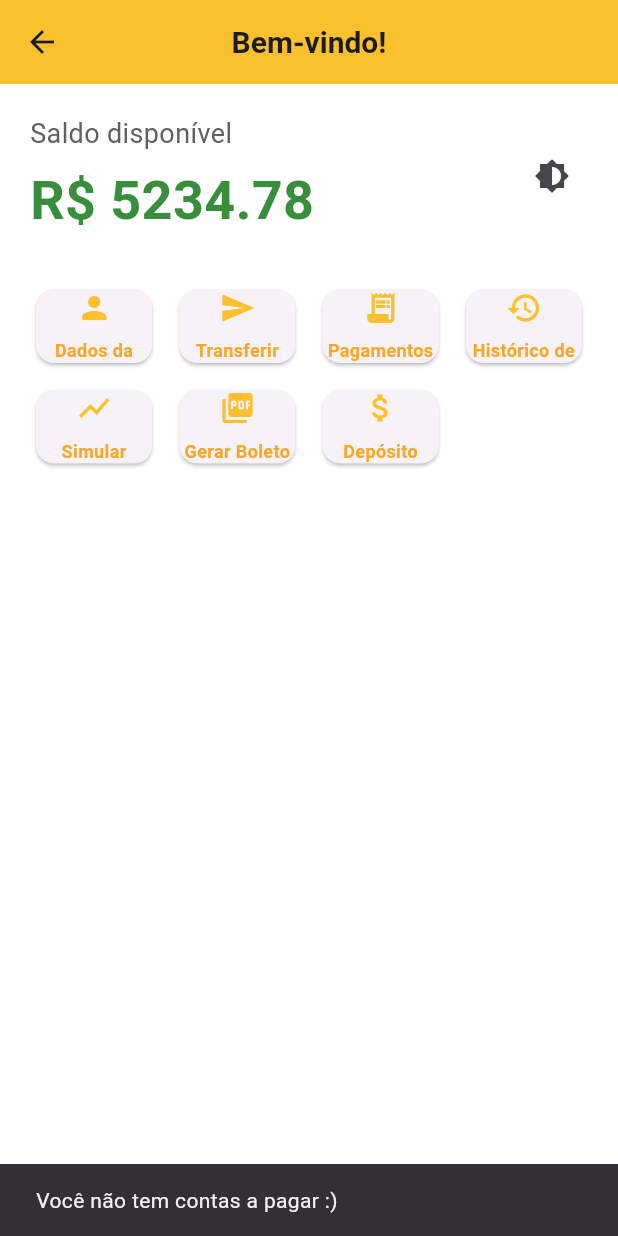
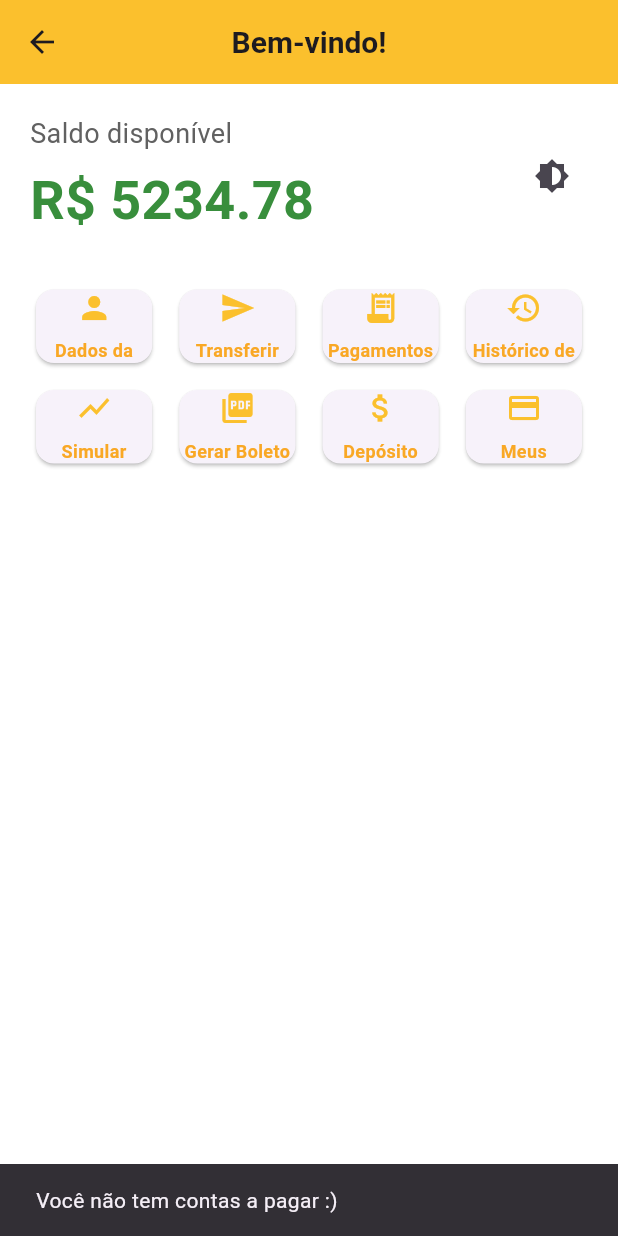
Before and after one commit to Rick-5/PROJETOS-GERAIS, a Flutter app: the WelcomePage screen opened directly, after a tap on "Pagamentos", on a phone screen of 412 x 824 dp. Run offline on Flutter 3.47's test engine with Material 3 defaults, Android fonts, the phone set to English and light mode, and no system bars; our stand-ins replace barcode_widget, google_fonts.

Commit message:
nova opção de cartões e ajuste no saldo

```diff
--- a/protótipo de banco em flutter/lib/globals.dart
+++ b/protótipo de banco em flutter/lib/globals.dart
@@ -2,6 +2,6 @@ import 'package:flutter/material.dart';
 import 'models/transacaopage.dart';
 
 // Variáveis globais
-ValueNotifier<double> saldoUsuario = ValueNotifier(10000.00);
+ValueNotifier<double> saldoUsuario = ValueNotifier(5234.78);
 ValueNotifier<ThemeMode> temaAtual = ValueNotifier(ThemeMode.system);
 ValueNotifier<List<Transacao>> historicoTransacoes = ValueNotifier([]);
--- a/protótipo de banco em flutter/lib/screens/deposito.dart
+++ b/protótipo de banco em flutter/lib/screens/deposito.dart
@@ -1,5 +1,5 @@
 import 'package:flutter/material.dart';
-import '../globals.dart';
+import '../globals.dart'; // saldoUsuario e historicoTransacoes
 import '../models/transacaopage.dart';
 
 class DepositoPage extends StatefulWidget {
@@ -15,8 +15,10 @@ class _DepositoPageState extends State<DepositoPage> {
     final valor = double.tryParse(valorTexto);
 
     if (valor != null && valor > 0) {
+      // Atualiza saldo com o valor do depósito
       saldoUsuario.value += valor;
 
+      // Atualiza histórico de transações
       historicoTransacoes.value = [
         ...historicoTransacoes.value,
         Transacao(
@@ -31,7 +33,7 @@ class _DepositoPageState extends State<DepositoPage> {
         SnackBar(content: Text('Depósito de R\$ ${valor.toStringAsFixed(2)} realizado com sucesso!')),
       );
 
-      Navigator.pop(context);
+      Navigator.pop(context); // Volta para a tela anterior
     } else {
       ScaffoldMessenger.of(context).showSnackBar(
         SnackBar(content: Text('Insira um valor válido!')),
--- a/protótipo de banco em flutter/lib/screens/transferpage.dart
+++ b/protótipo de banco em flutter/lib/screens/transferpage.dart
@@ -25,8 +25,10 @@ class _TransferPageState extends State<TransferPage> {
       return;
     }
 
-    // Atualiza saldo e histórico
+    // Atualiza o saldo
     saldoUsuario.value -= valor;
+
+    // Adiciona a transferência ao histórico
     historicoTransacoes.value = [
       ...historicoTransacoes.value,
       Transacao(
--- a/protótipo de banco em flutter/lib/screens/welcomepage.dart
+++ b/protótipo de banco em flutter/lib/screens/welcomepage.dart
@@ -1,4 +1,5 @@
 import 'package:flutter/material.dart';
+import 'package:ela_me_olha_e_ve_um_bancuuuu/screens/cartoes.dart';
 import 'account_infopage.dart';
 import 'transferpage.dart';
 import 'historicpage.dart';
@@ -8,8 +9,6 @@ import 'boletopage.dart';
 import '../globals.dart';
 
 class WelcomePage extends StatelessWidget {
-  final double saldo = 5234.78; // Simulação de valor de saldo
-
   final List<Map<String, dynamic>> opcoes = [
     {'icon': Icons.person, 'title': 'Dados da Conta'},
     {'icon': Icons.send, 'title': 'Transferir'},
@@ -18,6 +17,7 @@ class WelcomePage extends StatelessWidget {
     {'icon': Icons.show_chart, 'title': 'Simular Investimento'},
     {'icon': Icons.picture_as_pdf, 'title': 'Gerar Boleto'},
     {'icon': Icons.attach_money, 'title': 'Depósito'},
+    {'icon': Icons.credit_card, 'title': 'Meus Cartões'},
   ];
 
   void _handleOptionTap(BuildContext context, int index) {
@@ -44,6 +44,9 @@ class WelcomePage extends StatelessWidget {
         break;
       case 6:
         Navigator.push(context, MaterialPageRoute(builder: (_) => DepositoPage()));
+        break;
+      case 7:
+        Navigator.push(context, MaterialPageRoute(builder: (_) => CartoesPage()));
         break;
     }
   }
@@ -75,13 +78,19 @@ class WelcomePage extends StatelessWidget {
                       ),
                     ),
                     SizedBox(height: 6),
-                    Text(
+                    // Usando ValueListenableBuilder para atualizar o saldo dinamicamente
+                    ValueListenableBuilder<double>(
+                      valueListenable: saldoUsuario,
+                      builder: (context, saldo, child) {
+                        return Text(
                           'R\$ ${saldo.toStringAsFixed(2)}',
                           style: TextStyle(
                             fontSize: 36,
                             fontWeight: FontWeight.bold,
                             color: Colors.green[700],
                           ),
+                        );
+                      },
                     ),
                   ],
                 ),
@@ -96,7 +105,6 @@ class WelcomePage extends StatelessWidget {
                 ),
               ],
             ),
-
             SizedBox(height: 30),
 
             // Grade de opções
--- a/protótipo de banco em flutter/pubspec.yaml
+++ b/protótipo de banco em flutter/pubspec.yaml
@@ -6,7 +6,7 @@ publish_to: 'none'
 version: 1.0.0+1
 
 environment:
-  sdk: ^3.6.2
+  sdk: "^3.6.2"
 
 dependencies:
   flutter:
@@ -22,6 +22,7 @@ dev_dependencies:
   flutter_test:
     sdk: flutter
   flutter_lints: ^5.0.0
+  provider: ^6.0.3
 
 flutter:
   uses-material-design: true
```
Also changed, not shown: protótipo de banco em flutter/lib/models/cartoes.dart (added, +21 -0 lines), protótipo de banco em flutter/lib/screens/cartoes.dart (added, +41 -0 lines), protótipo de banco em flutter/pubspec.lock. Lines whose indentation alone changed are shown as unchanged.
